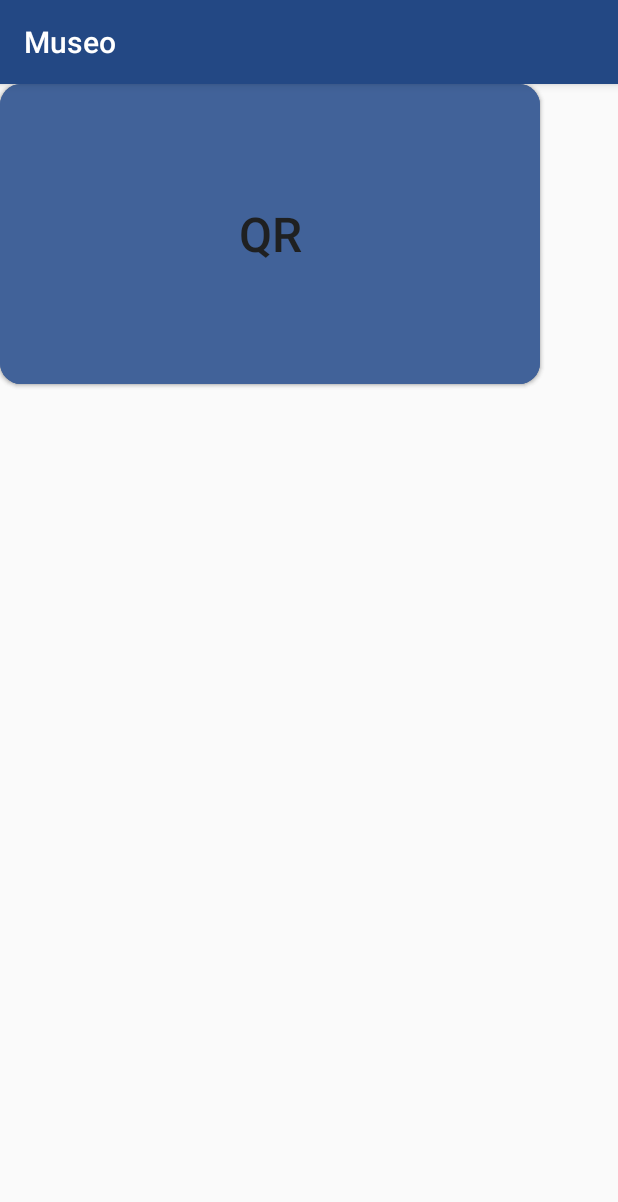
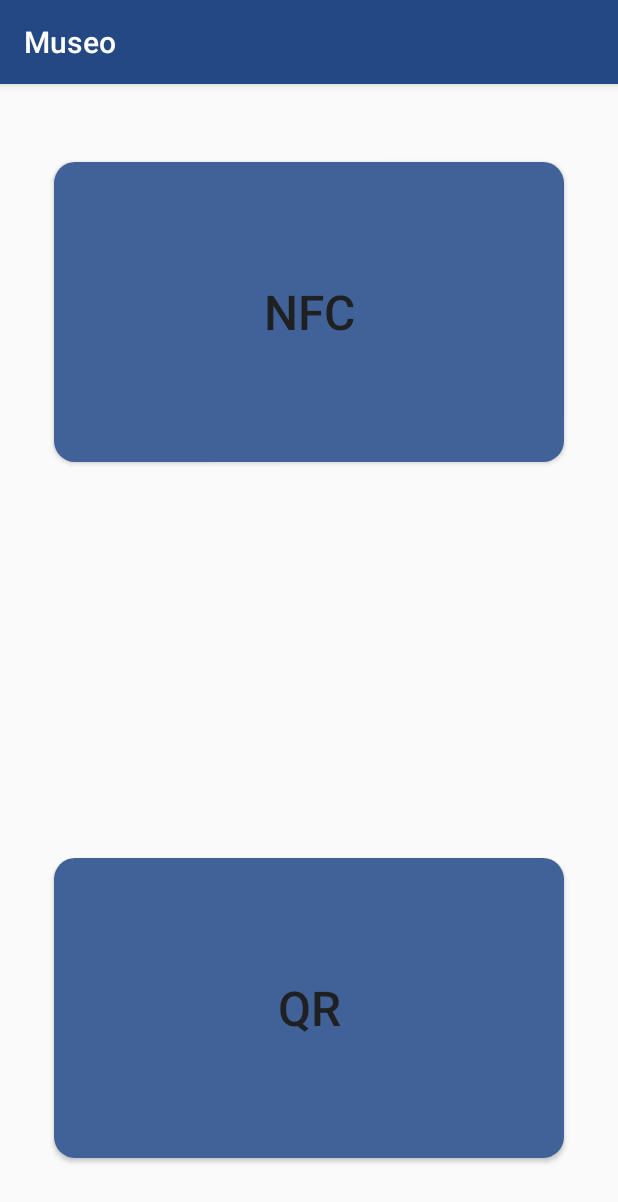
Before and after one commit to matl1995/PDM, an Android app: the screen it shows after launch (MainActivity), on a phone screen of 412 x 824 dp. Shown: the top 1202 px of the screen. Run offline under Robolectric (Android 15) with nearby library versions, the phone set to English and light mode, and no system bars; libraries missing offline, so code that uses them is left out: me.dm7.barcodescanner.

Commit message:
Funcion escaneo QR completada

```diff
--- a/Museo/app/build.gradle
+++ b/Museo/app/build.gradle
@@ -24,8 +24,10 @@ dependencies {
     androidTestCompile('com.android.support.test.espresso:espresso-core:2.2.2', {
         exclude group: 'com.android.support', module: 'support-annotations'
     })
+
     compile 'com.android.support:appcompat-v7:25.3.1'
     compile 'com.android.support.constraint:constraint-layout:1.0.2'
     compile 'com.android.support:design:25.3.1'
+    compile 'me.dm7.barcodescanner:zxing:1.8.4'
     testCompile 'junit:junit:4.12'
 }
--- a/Museo/app/src/main/AndroidManifest.xml
+++ b/Museo/app/src/main/AndroidManifest.xml
@@ -1,6 +1,8 @@
 <?xml version="1.0" encoding="utf-8"?>
 <manifest xmlns:android="http://schemas.android.com/apk/res/android"
     package="com.example.m_ang.museo">
+
+    <uses-permission android:name="android.permission.CAMERA" />
 
     <application
         android:allowBackup="true"
@@ -23,6 +25,7 @@
             </intent-filter>
         </activity>
         <activity android:name=".MainActivity" />
+        <activity android:name=".ContenidoActivity"></activity>
     </application>
 
 </manifest>
--- a/Museo/app/src/main/java/com/example/m_ang/museo/MainActivity.java
+++ b/Museo/app/src/main/java/com/example/m_ang/museo/MainActivity.java
@@ -1,11 +1,20 @@
 package com.example.m_ang.museo;
 
+import android.content.Context;
+import android.content.Intent;
+import android.content.SharedPreferences;
+import android.support.v7.app.AlertDialog;
 import android.support.v7.app.AppCompatActivity;
 import android.os.Bundle;
 import android.view.View;
 import android.widget.Button;
 
-public class MainActivity extends AppCompatActivity {
+import com.google.zxing.Result;
+
+import me.dm7.barcodescanner.zxing.ZXingScannerView;
+
+public class MainActivity extends AppCompatActivity implements ZXingScannerView.ResultHandler{
+    private ZXingScannerView escanerView;
 
     @Override
     protected void onCreate(Bundle savedInstanceState) {
@@ -18,12 +27,28 @@ public class MainActivity extends AppCompatActivity {
                 // Click event trigger here
             }
         });
+    }
 
-        Button QRButton = (Button) findViewById(R.id.qr_button);
-        QRButton.setOnClickListener(new View.OnClickListener() {
-            public void onClick(View v) {
-                // Click event trigger here
-            }
-        });
+    public void EscanerQR(View view){
+        escanerView=new ZXingScannerView(this);
+        setContentView(escanerView);
+        escanerView.setResultHandler(this);
+        escanerView.startCamera();
+    }
+
+    @Override
+    protected void onPause() {
+        super.onPause();
+        escanerView.stopCamera();
+    }
+
+    @Override
+    public void handleResult(Result result) {
+        SharedPreferences.Editor editor = getSharedPreferences("MisPreferencias", MODE_PRIVATE).edit();
+        editor.putString("numero_contenido", result.getText());
+        editor.commit();
+        Intent i = new Intent(MainActivity.this, ContenidoActivity.class);
+        startActivity(i);
+        finish();
     }
 }
--- a/Museo/app/src/main/res/layout/activity_main.xml
+++ b/Museo/app/src/main/res/layout/activity_main.xml
@@ -1,10 +1,7 @@
-<?xml version="1.0" encoding="utf-8"?>
-<android.support.constraint.ConstraintLayout xmlns:android="http://schemas.android.com/apk/res/android"
-    xmlns:app="http://schemas.android.com/apk/res-auto"
+<RelativeLayout xmlns:android="http://schemas.android.com/apk/res/android"
     xmlns:tools="http://schemas.android.com/tools"
     android:layout_width="match_parent"
-    android:layout_height="match_parent"
-    tools:context="com.example.m_ang.museo.MainActivity">
+    android:layout_height="match_parent" >
 
     <Button
         android:id="@+id/nfc_button"
@@ -13,11 +10,14 @@
         android:textColor="#1f2021"
         android:textSize="32sp"
 
-        android:layout_width="360dp"
+        android:layout_width="340dp"
         android:layout_height="200dp"
         android:background="@drawable/buttonshape"
         tools:layout_editor_absoluteY="27dp"
-        tools:layout_editor_absoluteX="12dp" />
+        tools:layout_editor_absoluteX="12dp"
+        android:layout_alignParentTop="true"
+        android:layout_centerHorizontal="true"
+        android:layout_marginTop="52dp" />
 
     <Button
         android:id="@+id/qr_button"
@@ -26,10 +26,15 @@
         android:textColor="#1f2021"
         android:textSize="32sp"
 
-        android:layout_width="360dp"
+        android:layout_width="340dp"
         android:layout_height="200dp"
         android:background="@drawable/buttonshape"
         tools:layout_editor_absoluteY="276dp"
-        tools:layout_editor_absoluteX="12dp" />
+        tools:layout_editor_absoluteX="12dp"
+        android:layout_alignParentBottom="true"
+        android:layout_alignLeft="@+id/nfc_button"
+        android:layout_alignStart="@+id/nfc_button"
+        android:layout_marginBottom="52dp"
+        android:onClick="EscanerQR"/>
 
-</android.support.constraint.ConstraintLayout>
+</RelativeLayout>
```
Also changed, not shown: Museo/app/src/main/java/com/example/m_ang/museo/ContenidoActivity.java (added, +20 -0 lines), Museo/app/src/main/res/layout/activity_contenido.xml (added, +17 -0 lines).
